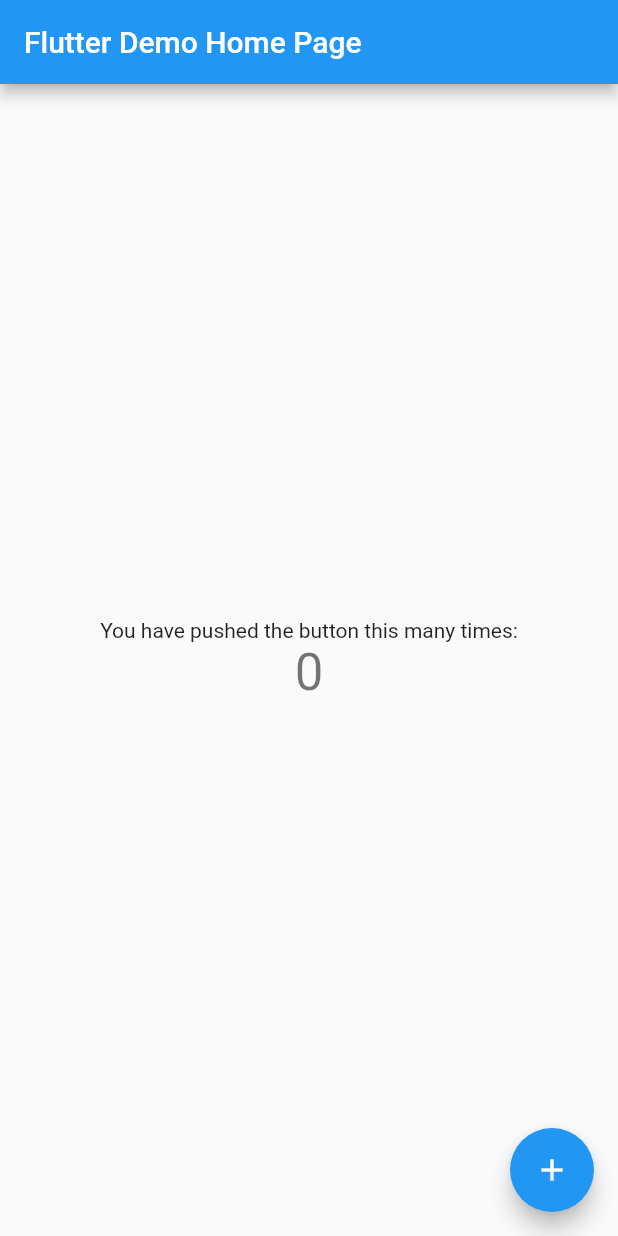
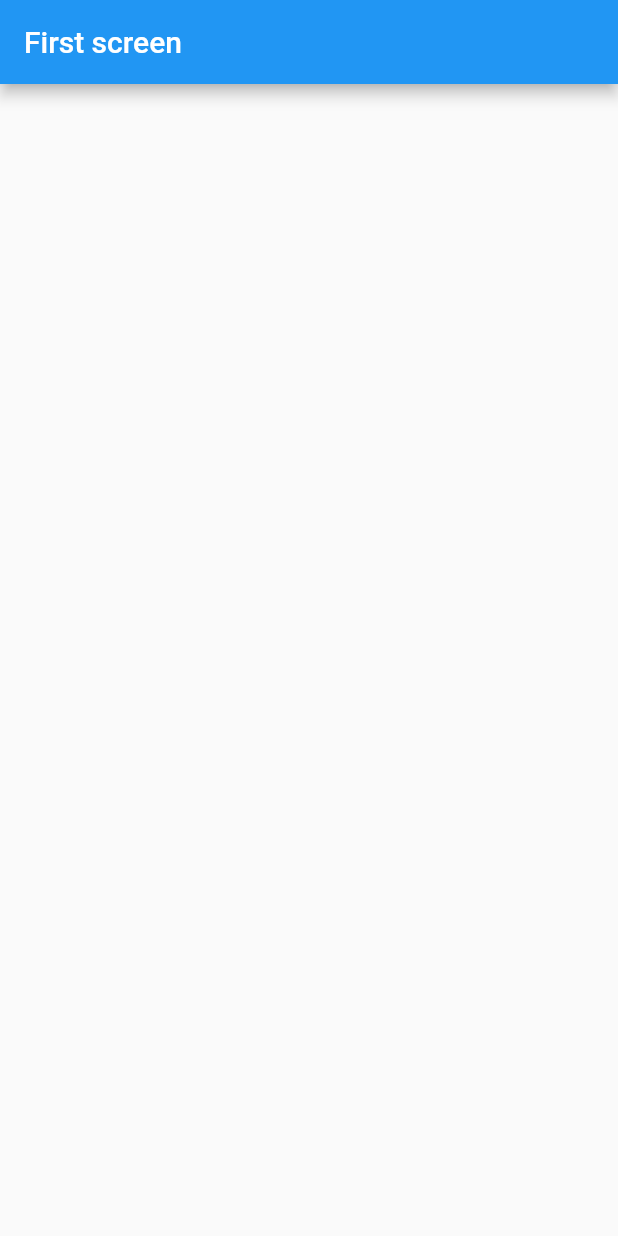
Before and after one commit to zw963/flutter_sample, a Flutter app: the screen it shows after launch, on a phone screen of 412 x 824 dp. Run offline on Flutter 3.47's test engine with Material 2 defaults, Android fonts, the phone set to English and light mode, and no system bars.

Commit message:
Add first screen

```diff
--- a/lib/main.dart
+++ b/lib/main.dart
@@ -1,4 +1,5 @@
 import 'package:flutter/material.dart';
+import 'package:flutter_sample/theme/style.dart';
 
 void main() => runApp(App());
 
@@ -7,107 +8,23 @@ class App extends StatelessWidget {
   @override
   Widget build(BuildContext context) {
     return MaterialApp(
-      title: 'Flutter Demo',
-      theme: ThemeData(
-        accentColor: Colors.blue,
-        platform: ,
-        // This is the theme of your application.
-        //
-        // Try running your application with "flutter run". You'll see the
-        // application has a blue toolbar. Then, without quitting the app, try
-        // changing the primarySwatch below to Colors.green and then invoke
-        // "hot reload" (press "r" in the console where you ran "flutter run",
-        // or simply save your changes to "hot reload" in a Flutter IDE).
-        // Notice that the counter didn't reset back to zero; the application
-        // is not restarted.
-        primarySwatch: Colors.blue,
-      ),
-      home: MyHomePage(title: 'Flutter Demo Home Page'),
+      title: 'FlutterSample',
+      theme: appTheme(),
+      initialRoute: '/',
+      routes: <String, WidgetBuilder>{
+        "/": (BuildContext context) => Screen1(),
+      },
     );
   }
 }
 
-class MyHomePage extends StatefulWidget {
-  MyHomePage({Key key, this.title}) : super(key: key);
-
-  // This widget is the home page of your application. It is stateful, meaning
-  // that it has a State object (defined below) that contains fields that affect
-  // how it looks.
-
-  // This class is the configuration for the state. It holds the values (in this
-  // case the title) provided by the parent (in this case the App widget) and
-  // used by the build method of the State. Fields in a Widget subclass are
-  // always marked "final".
-
-  final String title;
-
-  @override
-  _MyHomePageState createState() => _MyHomePageState();
-}
-
-class _MyHomePageState extends State<MyHomePage> {
-  int _counter = 0;
-
-  void _incrementCounter() {
-    setState(() {
-      // This call to setState tells the Flutter framework that something has
-      // changed in this State, which causes it to rerun the build method below
-      // so that the display can reflect the updated values. If we changed
-      // _counter without calling setState(), then the build method would not be
-      // called again, and so nothing would appear to happen.
-      _counter++;
-    });
-  }
-
+class Screen1 extends StatelessWidget {
   @override
   Widget build(BuildContext context) {
-    // This method is rerun every time setState is called, for instance as done
-    // by the _incrementCounter method above.
-    //
-    // The Flutter framework has been optimized to make rerunning build methods
-    // fast, so that you can just rebuild anything that needs updating rather
-    // than having to individually change instances of widgets.
     return Scaffold(
       appBar: AppBar(
-        // Here we take the value from the MyHomePage object that was created by
-        // the App.build method, and use it to set our appbar title.
-        title: Text(widget.title),
+        title: Text("First screen"),
       ),
-      body: Center(
-        // Center is a layout widget. It takes a single child and positions it
-        // in the middle of the parent.
-        child: Column(
-          // Column is also a layout widget. It takes a list of children and
-          // arranges them vertically. By default, it sizes itself to fit its
-          // children horizontally, and tries to be as tall as its parent.
-          //
-          // Invoke "debug painting" (press "p" in the console, choose the
-          // "Toggle Debug Paint" action from the Flutter Inspector in Android
-          // Studio, or the "Toggle Debug Paint" command in Visual Studio Code)
-          // to see the wireframe for each widget.
-          //
-          // Column has various properties to control how it sizes itself and
-          // how it positions its children. Here we use mainAxisAlignment to
-          // center the children vertically; the main axis here is the vertical
-          // axis because Columns are vertical (the cross axis would be
-          // horizontal).
-          mainAxisAlignment: MainAxisAlignment.center,
-          children: <Widget>[
-            Text(
-              'You have pushed the button this many times:',
-            ),
-            Text(
-              '$_counter',
-              style: Theme.of(context).textTheme.display1,
-            ),
-          ],
-        ),
-      ),
-      floatingActionButton: FloatingActionButton(
-        onPressed: _incrementCounter,
-        tooltip: 'Increment',
-        child: Icon(Icons.add),
-      ), // This trailing comma makes auto-formatting nicer for build methods.
     );
   }
 }
--- /dev/null
+++ b/lib/theme/style.dart
@@ -0,0 +1,7 @@
+import 'package:flutter/material.dart';
+
+ThemeData appTheme() {
+  return ThemeData(
+    primaryColor: Colors.blue,
+  );
+}
```
